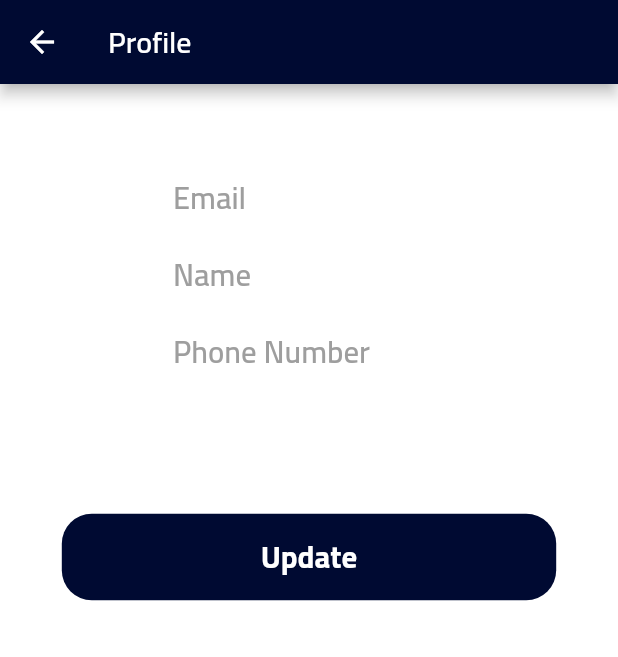
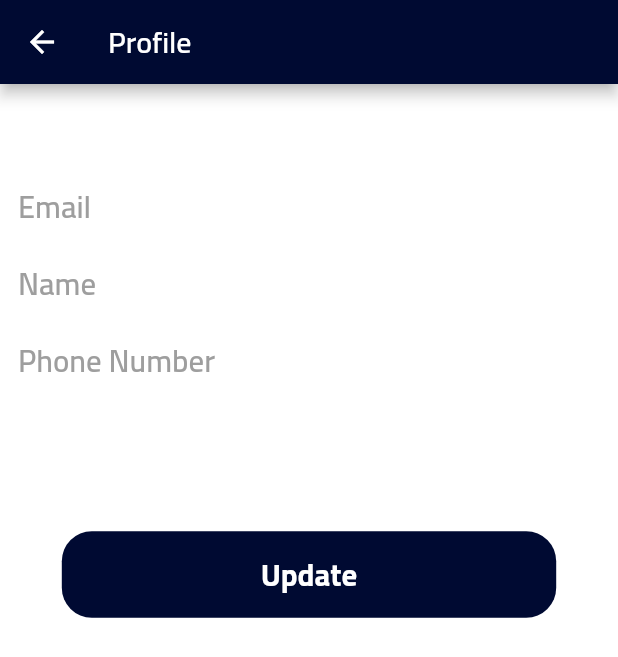
Before and after one commit to walikhan226/customerservice, a Flutter app: the ProfileScreen screen opened directly, after a tap on "Update", after a tap on "Done", on a phone screen of 412 x 824 dp. Shown: the top 657 px of the screen. Run offline on Flutter 3.47's test engine with Material 2 defaults, Android fonts, the phone set to English and light mode, and no system bars; our stand-ins replace cloud_firestore, firebase_auth, firebase_core, flutter_toggle_tab, flutter_translate, geolocator and 3 more; missing offline and left inert: ars_progress_dialog, flutter_facebook_auth, flutter_translate_annotations, geocoder, mailto; accounts and stored records are empty; network calls fail; statements that could not run were skipped.

Commit message:
issues added

```diff
--- a/lib/screens/login.dart
+++ b/lib/screens/login.dart
@@ -87,7 +87,9 @@ class _LoginState extends State<Login> {
               // get the user data
               final userData = await FacebookAuth.instance.getUserData();
 
+              print(userData);
               box.write("email", userData['email']);
+              box.write("name", userData['name']);
               box.write("islogin", true);
               progressDialog.dismiss();
 
--- a/lib/screens/profile_screen.dart
+++ b/lib/screens/profile_screen.dart
@@ -56,7 +56,10 @@ class _ProfileScreenState extends State<ProfileScreen> {
                         Row(
                           mainAxisAlignment: MainAxisAlignment.center,
                           children: [
-                            Column(
+                            Expanded(
+                              child: Padding(
+                                padding: const EdgeInsets.all(12.0),
+                                child: Column(
                                   crossAxisAlignment: CrossAxisAlignment.start,
                                   children: [
                                     Text(
@@ -91,6 +94,8 @@ class _ProfileScreenState extends State<ProfileScreen> {
                                     ),
                                   ],
                                 ),
+                              ),
+                            ),
                             const SizedBox(
                               width: 50,
                             ),
@@ -115,7 +120,7 @@ class _ProfileScreenState extends State<ProfileScreen> {
                                   height: screenHeight * 0.015,
                                 ),
                                 Text(
-                                  snapshot.data.data()['username'],
+                                  snapshot.data.data()['username'] ?? '',
                                   style: TextStyle(
                                     fontSize: screenHeight * 0.025,
                                     color: Colors.black,
@@ -148,9 +153,9 @@ class _ProfileScreenState extends State<ProfileScreen> {
                               emailController.text =
                                   snapshot.data.data()['email'] ?? '';
                               nameController.text =
-                                  snapshot.data.data()['username'];
+                                  snapshot.data.data()['username'] ?? '';
                               numberController.text =
-                                  snapshot.data.data()['number'];
+                                  snapshot.data.data()['number'] ?? '';
                             });
                           },
                           child: Container(
--- a/pubspec.yaml
+++ b/pubspec.yaml
@@ -15,7 +15,7 @@ publish_to: "none" # Remove this line if you wish to publish to pub.dev
 # In iOS, build-name is used as CFBundleShortVersionString while build-number used as CFBundleVersion.
 # Read more about iOS versioning at
 # https://developer.apple.com/library/archive/documentation/General/Reference/InfoPlistKeyReference/Articles/CoreFoundationKeys.html
-version: 1.0.0+6
+version: 1.0.0+8
 
 environment:
   sdk: ">=2.7.0 <3.0.0"
```
Also changed, not shown: lib/screens/home_screen.dart (+9 -3 lines), lib/screens/signup.dart (+6 -6 lines). Lines whose indentation alone changed are shown as unchanged.
